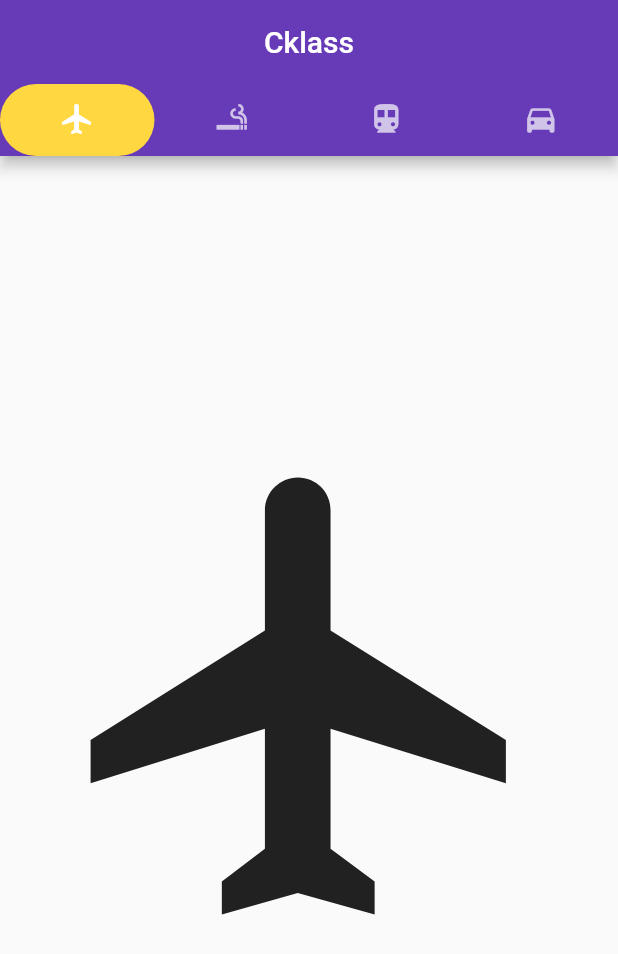
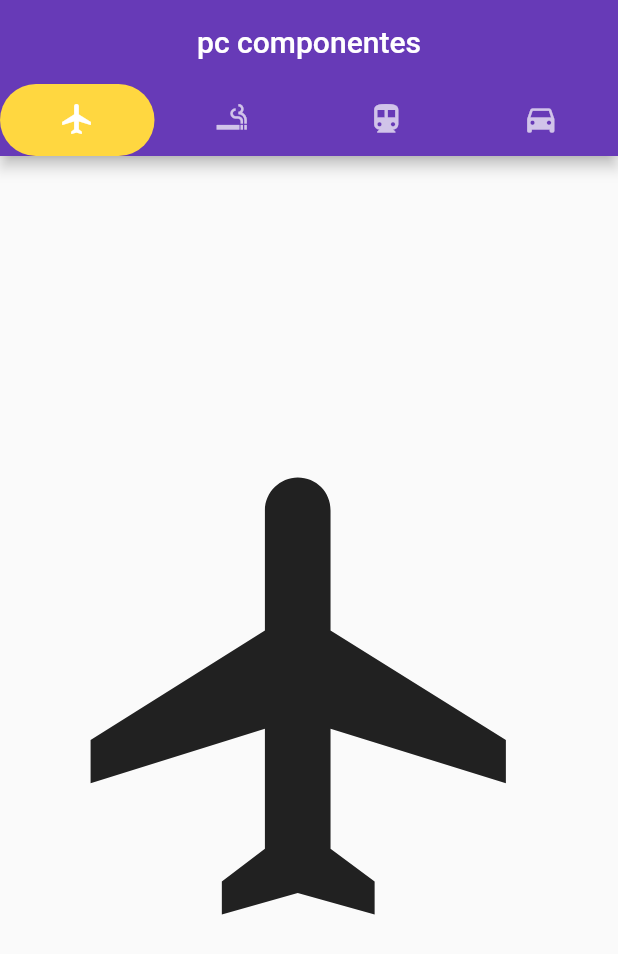
Before and after one commit to EverRaulNaranjoLopez/tabBar_act5, a Flutter app: the screen it shows after launch, on a phone screen of 412 x 824 dp. Shown: the top 954 px of the screen. Run offline on Flutter 3.47's test engine with Material 2 defaults, Android fonts, the phone set to English and light mode, and no system bars.

Commit message:
Update main.dart

```diff
--- a/lib/main.dart
+++ b/lib/main.dart
@@ -46,7 +46,7 @@ class _MyHomePageState extends State<MyHomePage> {
             ],
           ),
           centerTitle: true,
-          title: Text('Cklass'),
+          title: Text('pc componentes'),
         ),
         body: TabBarView(
           children: [
```
